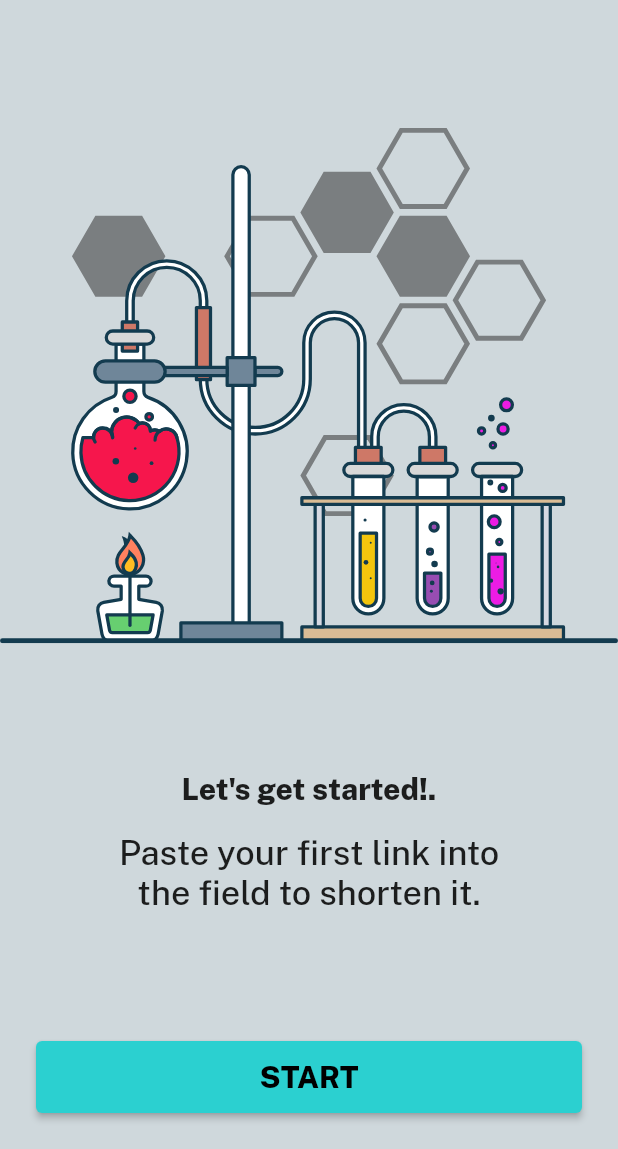
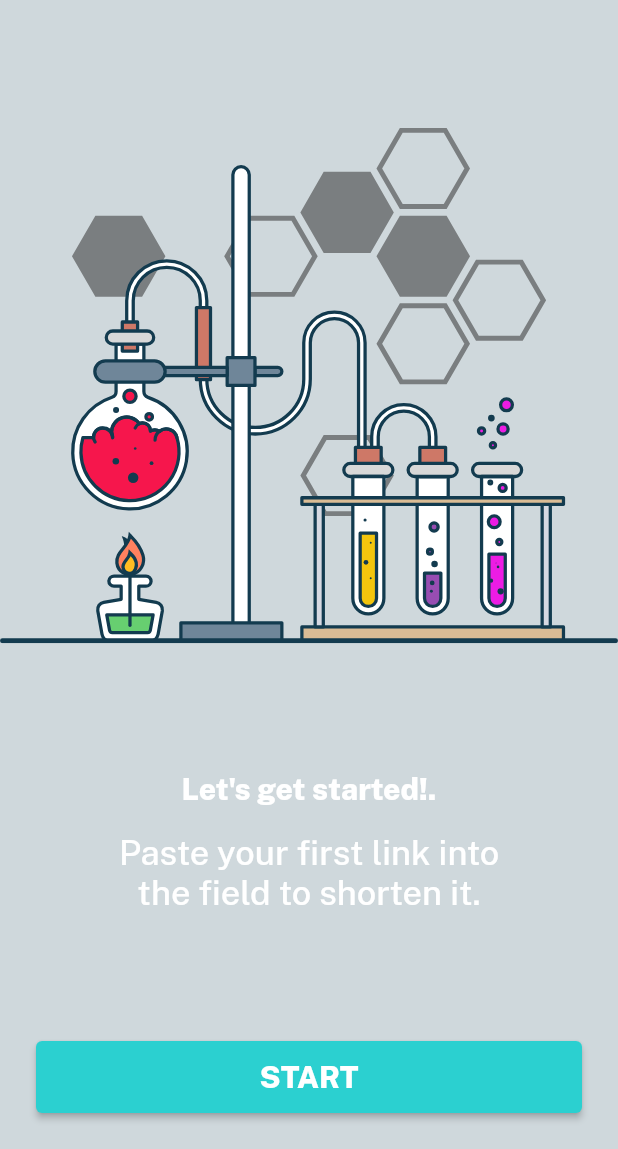
Before and after one commit to musahinist/imo, a Flutter app: the screen it shows after launch, on a phone screen of 412 x 824 dp, the part 87-1236 px from its top. Run offline on Flutter 3.47's test engine with Material 2 defaults, Android fonts, the phone set to English and light mode, and no system bars; our stand-ins replace auto_route, bloc, dio, equatable, flutter_bloc, flutter_screenutil and 6 more; missing offline and left inert: clipboard, reorderable_grid; accounts and stored records are empty; generated files the repository leaves out were written again.

Commit message:
feat: add setting cubit

```diff
--- a/lib/src/app.dart
+++ b/lib/src/app.dart
@@ -5,9 +5,10 @@ import 'package:flutter_localizations/flutter_localizations.dart';
 import 'package:flutter_screenutil/flutter_screenutil.dart';
 
 import 'config/style/theme.dart';
+import 'core/bloc/setting/theme/theme_cubit.dart';
 import 'feature/auth/presentation/bloc/auth/auth_bloc.dart';
 import 'feature/home/presentation/cubit/task_cubit.dart';
-import 'feature/settings/theme/cubit/theme_cubit.dart';
+
 import 'router/router.dart';
 
 final scaffoldMessengerKey = GlobalKey<ScaffoldMessengerState>();
@@ -50,12 +51,12 @@ class MyApp extends StatelessWidget {
             appRouter.replaceAll([const LandingRoute()]);
           }
         },
-        child: BlocBuilder<ThemeCubit, ThemeState>(
-          builder: (context, theme) {
+        child: BlocBuilder<ThemeCubit, ThemeMode>(
+          builder: (context, themeMode) {
             return ScreenUtilInit(
               designSize: const Size(360, 690),
               minTextAdapt: true,
-              builder: () {
+              builder: (_) {
                 return MaterialApp.router(
                   scaffoldMessengerKey: scaffoldMessengerKey,
                   debugShowCheckedModeBanner: false,
@@ -70,7 +71,7 @@ class MyApp extends StatelessWidget {
                       AppLocalizations.of(context)!.appTitle,
                   theme: AppTheme.lightTheme,
                   darkTheme: AppTheme.darkTheme,
-                  themeMode: theme.themeMode,
+                  themeMode: themeMode,
                   routerDelegate: appRouter.delegate(),
                   routeInformationParser: appRouter.defaultRouteParser(),
                 );
--- /dev/null
+++ b/lib/src/core/bloc/setting/theme/theme_cubit.dart
@@ -0,0 +1,7 @@
+import 'package:bloc/bloc.dart';
+import 'package:flutter/material.dart';
+
+class ThemeCubit extends Cubit<ThemeMode> {
+  ThemeCubit() : super(ThemeMode.dark);
+  void changeThemeMode(ThemeMode themeMode) => emit(themeMode);
+}
--- a/lib/src/feature/settings/theme/cubit/theme_cubit.dart
+++ /dev/null
@@ -1,10 +0,0 @@
-import 'package:bloc/bloc.dart';
-import 'package:flutter/material.dart';
-
-part 'theme_state.dart';
-
-class ThemeCubit extends Cubit<ThemeState> {
-  ThemeCubit() : super(ThemeState(themeMode: ThemeMode.system));
-  void changeThemeMode(ThemeMode themeMode) =>
-      emit(ThemeState(themeMode: themeMode));
-}
--- a/lib/src/feature/settings/theme/cubit/theme_state.dart
+++ /dev/null
@@ -1,23 +0,0 @@
-part of 'theme_cubit.dart';
-
-class ThemeState {
-  final ThemeMode themeMode;
-
-  ThemeState({required this.themeMode});
-
-  factory ThemeState.lightTheme() {
-    return ThemeState(themeMode: ThemeMode.light);
-  }
-
-  factory ThemeState.darkTheme() {
-    return ThemeState(themeMode: ThemeMode.dark);
-  }
-
-  ThemeState copyWith({
-    ThemeMode? themeMode,
-  }) {
-    return ThemeState(
-      themeMode: themeMode ?? this.themeMode,
-    );
-  }
-}
```
Also changed, not shown: lib/src/core/bloc/setting/app/setting_cubit.dart (added, +23 -0 lines), lib/src/core/bloc/setting/app/setting_state.dart (added, +46 -0 lines), lib/src/core/bloc/setting/lang/lang_cubit.dart (added, +8 -0 lines), lib/src/core/bloc/setting/lang/lang_state.dart (added, +10 -0 lines), lib/src/feature/settings/settings_view.dart (+4 -4 lines).
